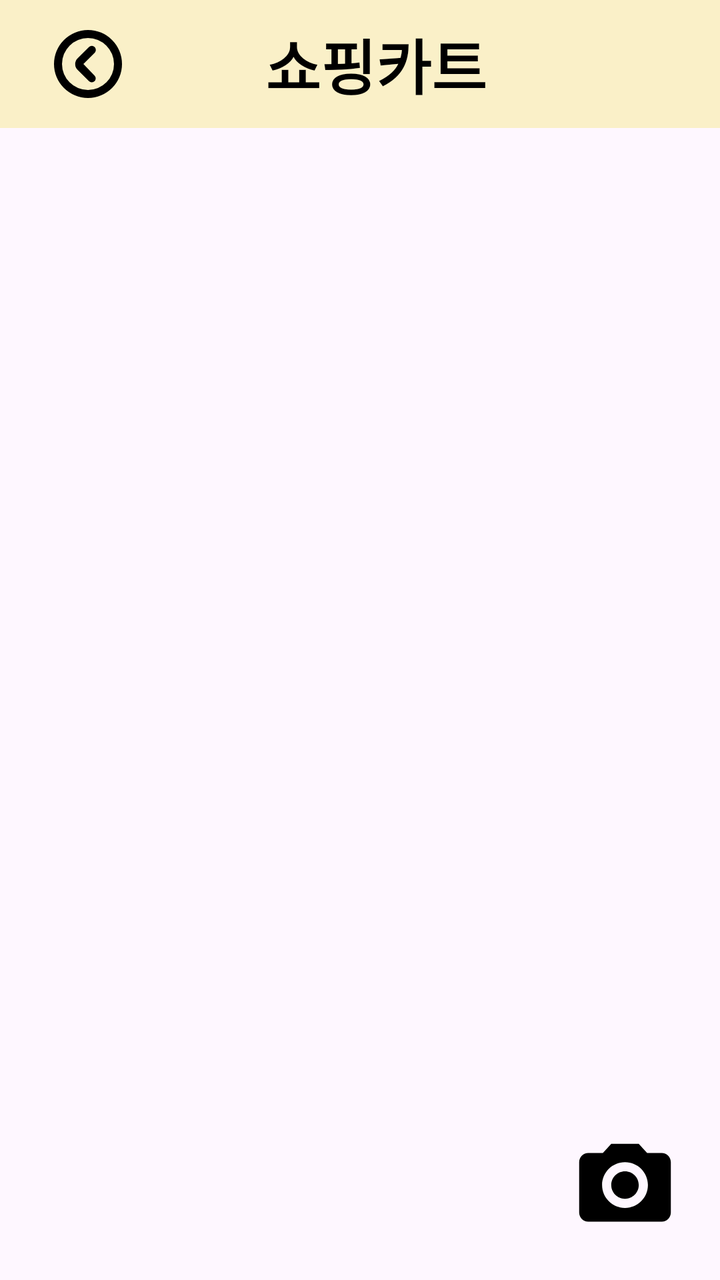
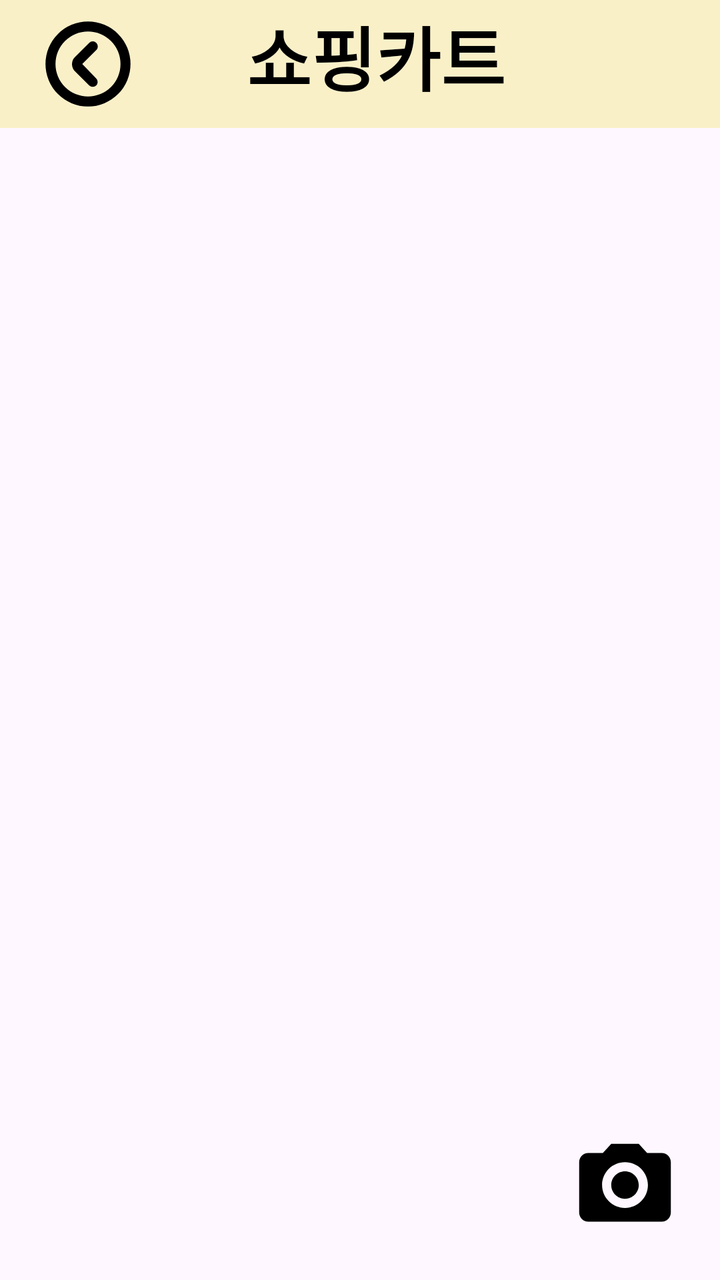

Two renders of the same Android screen: before a commit and after it. Below are the layout's source before the change and the commit's diff.
<!-- AndroidManifest.xml: application theme Theme.PickAndCook -->
<!-- res/layout/fragment_shopping_cart.xml -->
<?xml version="1.0" encoding="utf-8"?>
<ScrollView xmlns:android="http://schemas.android.com/apk/res/android"
    xmlns:app="http://schemas.android.com/apk/res-auto"
    android:layout_width="match_parent"
    android:layout_height="match_parent"
    android:fillViewport="true">

    <androidx.constraintlayout.widget.ConstraintLayout
        android:layout_width="match_parent"
        android:layout_height="wrap_content">

        <androidx.appcompat.widget.Toolbar
            android:id="@+id/toolbar"
            android:layout_width="0dp"
            android:layout_height="?attr/actionBarSize"
            android:background="@color/main"
            app:navigationIcon="@drawable/ic_arrow_back"
            android:paddingStart="16dp"
            app:layout_constraintTop_toTopOf="parent"
            app:layout_constraintStart_toStartOf="parent"
            app:layout_constraintEnd_toEndOf="parent">

            <TextView
                android:layout_width="wrap_content"
                android:layout_height="wrap_content"
                android:text="쇼핑카트"
                android:textAppearance="@style/TitleTextStyle"
                android:layout_gravity="center" />
        </androidx.appcompat.widget.Toolbar>

        
        <androidx.recyclerview.widget.RecyclerView
            android:id="@+id/recyclerView"
            android:layout_width="0dp"
            android:layout_height="wrap_content"
            android:importantForAccessibility="no"
            android:padding="16dp"
            app:layout_constraintTop_toBottomOf="@id/toolbar"
            app:layout_constraintStart_toStartOf="parent"
            app:layout_constraintEnd_toEndOf="parent" />

        
        <ImageView
            android:id="@+id/cameraButton"
            android:layout_width="55dp"
            android:layout_height="55dp"
            android:layout_marginEnd="20dp"
            android:layout_marginBottom="20dp"
            android:src="@drawable/ic_camera"
            android:contentDescription="카메라"
            app:layout_constraintEnd_toEndOf="parent"
            app:layout_constraintBottom_toBottomOf="parent" />
    </androidx.constraintlayout.widget.ConstraintLayout>
</ScrollView>
<!-- resources referenced by this layout -->
<resources>
  <color name="main">#FAF0C8</color>
  <!-- drawable ic_arrow_back (drawable) -->
  <vector xmlns:android="http://schemas.android.com/apk/res/android"
      android:width="40dp"
      android:height="40dp"
      android:viewportWidth="200"
      android:viewportHeight="200">
    <path
        android:pathData="M100,15a85,85 0,1 0,85 85A84.93,84.93 0,0 0,100 15ZM100,165a65,65 0,1 1,65 -65A64.87,64.87 0,0 1,100 165ZM116.5,57.5a9.67,9.67 0,0 0,-14 0L74,86a19.92,19.92 0,0 0,0 28.5L102.5,143a9.9,9.9 0,0 0,14 -14l-28,-29L117,71.5C120.5,68 120.5,61.5 116.5,57.5Z"
        android:fillColor="#000000"/>
  </vector>
  <!-- drawable ic_camera (drawable) -->
  <?xml version="1.0" encoding="utf-8"?>
  <vector xmlns:android="http://schemas.android.com/apk/res/android"
      android:width="24dp"
      android:height="24dp"
      android:viewportWidth="24"
      android:viewportHeight="24">
      <path
          android:fillColor="@color/black"
          android:pathData="M20 5h-3.17l-1.83-2H9L7.17 5H4c-1.1 0-2 .9-2 2v11c0 1.1.9 2 2 2h16c1.1 0 2-.9 2-2V7c0-1.1-.9-2-2-2zM12 17c-2.76 0-5-2.24-5-5s2.24-5 5-5 5 2.24 5 5-2.24 5-5 5zm0-8c-1.66 0-3 1.34-3 3s1.34 3 3 3 3-1.34 3-3-1.34-3-3-3z"/>
  </vector>
  <style name="TitleTextStyle">
          <item name="android:textSize">30sp</item>
          <item name="android:textStyle">bold</item>
          <item name="android:textColor">#000000</item> 
          <item name="android:fontFamily">sans-serif-medium</item>
          <item name="android:gravity">center</item>
      </style>
  <style name="Theme.PickAndCook" parent="Base.Theme.PickAndCook" />
  <color name="black">#FF000000</color>
  <style name="Base.Theme.PickAndCook" parent="Theme.Material3.DayNight.NoActionBar">
          
          
      </style>
</resources>

<!-- the commit's change to res/layout/fragment_shopping_cart.xml (unified diff, before → after) -->
@@ -12,9 +12,11 @@
         <androidx.appcompat.widget.Toolbar
             android:id="@+id/toolbar"
             android:layout_width="0dp"
-            android:layout_height="?attr/actionBarSize"
+            android:layout_height="wrap_content"
+            android:minHeight="?attr/actionBarSize"
             android:background="@color/main"
             app:navigationIcon="@drawable/ic_arrow_back"
+            android:paddingBottom="8dp"
             android:paddingStart="16dp"
             app:layout_constraintTop_toTopOf="parent"
             app:layout_constraintStart_toStartOf="parent"
@@ -23,10 +25,11 @@
             <TextView
                 android:layout_width="wrap_content"
                 android:layout_height="wrap_content"
+                android:layout_gravity="center"
                 android:text="쇼핑카트"
-                android:textAppearance="@style/TitleTextStyle"
-                android:layout_gravity="center" />
+                android:textAppearance="@style/TitleTextStyle" />
         </androidx.appcompat.widget.Toolbar>
+
 
         
         <androidx.recyclerview.widget.RecyclerView
<!-- resource entries referenced after the edit -->
@@ -3,8 +3,8 @@
   <color name="main">#FAF0C8</color>
   <!-- drawable ic_arrow_back (drawable) -->
   <vector xmlns:android="http://schemas.android.com/apk/res/android"
-      android:width="40dp"
-      android:height="40dp"
+      android:width="50dp"
+      android:height="50dp"
       android:viewportWidth="200"
       android:viewportHeight="200">
     <path
@@ -23,7 +23,7 @@
           android:pathData="M20 5h-3.17l-1.83-2H9L7.17 5H4c-1.1 0-2 .9-2 2v11c0 1.1.9 2 2 2h16c1.1 0 2-.9 2-2V7c0-1.1-.9-2-2-2zM12 17c-2.76 0-5-2.24-5-5s2.24-5 5-5 5 2.24 5 5-2.24 5-5 5zm0-8c-1.66 0-3 1.34-3 3s1.34 3 3 3 3-1.34 3-3-1.34-3-3-3z"/>
   </vector>
   <style name="TitleTextStyle">
-          <item name="android:textSize">30sp</item>
+          <item name="android:textSize">35sp</item>
           <item name="android:textStyle">bold</item>
           <item name="android:textColor">#000000</item> 
           <item name="android:fontFamily">sans-serif-medium</item>
@@ -33,7 +33,7 @@
   <color name="black">#FF000000</color>
   <style name="Base.Theme.PickAndCook" parent="Theme.Material3.DayNight.NoActionBar">
           
-          
+          <item name="colorPrimary">#BBFAF0C8</item>
       </style>
 </resources>
 
